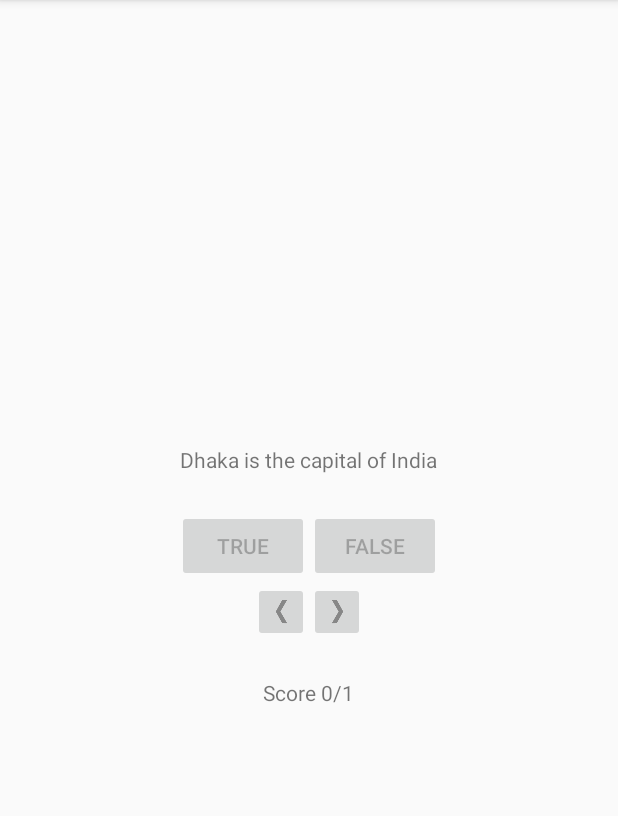
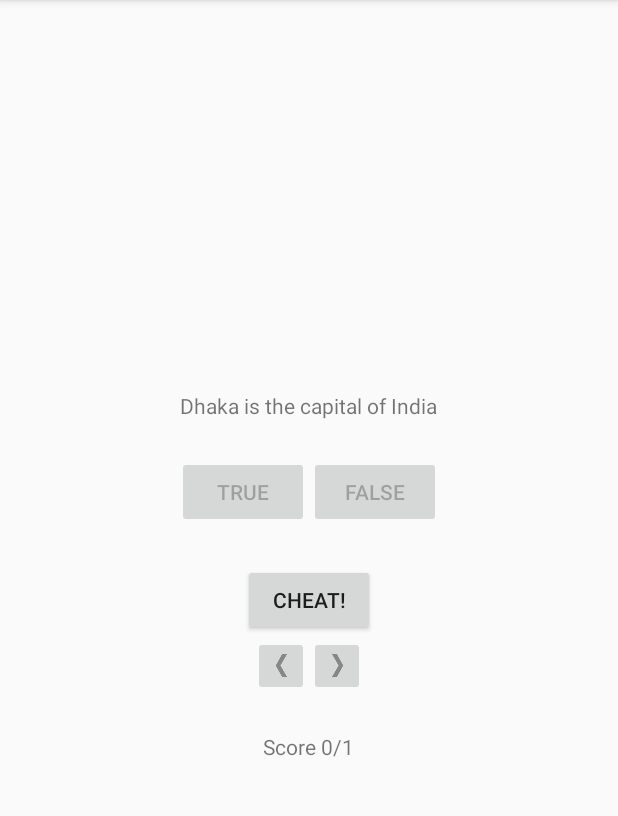
Before and after one commit to himprak/GeoQuiz, an Android app: the screen it shows after launch (MainActivity), after a tap on "TRUE", on a phone screen of 412 x 824 dp, the part 84-900 px from its top. Run offline under Robolectric (Android 15) with nearby library versions, the phone set to English and light mode, and no system bars.

Commit message:
Added a second activity: cheat to know the answer

```diff
--- a/app/build.gradle
+++ b/app/build.gradle
@@ -25,7 +25,7 @@ android {
 
 dependencies {
     implementation fileTree(dir: 'libs', include: ['*.jar'])
-    implementation"org.jetbrains.kotlin:kotlin-stdlib-jdk7:$kotlin_version"
+    implementation "org.jetbrains.kotlin:kotlin-stdlib-jdk7:$kotlin_version"
     implementation 'androidx.appcompat:appcompat:1.0.2'
     implementation 'androidx.core:core-ktx:1.0.2'
     implementation 'androidx.constraintlayout:constraintlayout:1.1.3'
--- a/app/src/main/AndroidManifest.xml
+++ b/app/src/main/AndroidManifest.xml
@@ -9,6 +9,7 @@
         android:roundIcon="@mipmap/ic_launcher_round"
         android:supportsRtl="true"
         android:theme="@style/AppTheme">
+        <activity android:name=".CheatActivity"></activity>
         <activity android:name=".MainActivity">
             <intent-filter>
                 <action android:name="android.intent.action.MAIN" />
--- a/app/src/main/java/com/example/geoquiz/MainActivity.kt
+++ b/app/src/main/java/com/example/geoquiz/MainActivity.kt
@@ -1,5 +1,7 @@
 package com.example.geoquiz
 
+import android.app.Activity
+import android.content.Intent
 import androidx.appcompat.app.AppCompatActivity
 import android.os.Bundle
 import android.os.PersistableBundle
@@ -12,6 +14,7 @@ import android.widget.Toast
 import androidx.lifecycle.ViewModelProviders
 
 private const val TAG = "MainActivity"
+private const val REQUEST_CODE_CHEAT = 0
 
 class MainActivity : AppCompatActivity() {
 
@@ -25,6 +28,8 @@ class MainActivity : AppCompatActivity() {
     private lateinit var prevButton : ImageButton
     private lateinit var questionTextView : TextView
     private lateinit var scoreView : TextView
+    private lateinit var cheatButton : Button
+
 
     override fun onCreate(savedInstanceState: Bundle?) {
         super.onCreate(savedInstanceState)
@@ -41,6 +46,7 @@ class MainActivity : AppCompatActivity() {
         questionTextView = findViewById(R.id.question_text_view)
         scoreView = findViewById(R.id.score_view)
         prevButton = findViewById(R.id.prev_button)
+        cheatButton = findViewById(R.id.cheat_button)
 
         trueButton.setOnClickListener { view: View ->
             checkAnswer(true)
@@ -48,19 +54,32 @@ class MainActivity : AppCompatActivity() {
         falseButton.setOnClickListener { view : View ->
             checkAnswer(false)
         }
-
         nextButton.setOnClickListener {
             quizViewModel.moveToNext()
             updateQuestion()
         }
-
         prevButton.setOnClickListener {
             quizViewModel.moveToPrev()
             updateQuestion()
         }
+        cheatButton.setOnClickListener {
+            val intent = CheatActivity.newIntent(this, quizViewModel.currentQuestionAnswer)
+            startActivityForResult(intent, REQUEST_CODE_CHEAT)
+        }
 
         updateQuestion()
         showScore()
+    }
+
+    override fun onActivityResult(requestCode: Int, resultCode: Int, data: Intent?) {
+        super.onActivityResult(requestCode, resultCode, data)
+        if(resultCode != Activity.RESULT_OK) {
+            return
+        }
+        if(requestCode == REQUEST_CODE_CHEAT) {
+            quizViewModel.isCheater =
+                data?.getBooleanExtra(EXTRA_ANSWER_SHOWN, false) ?: false
+        }
     }
 
     private fun updateQuestion() {
@@ -79,11 +98,12 @@ class MainActivity : AppCompatActivity() {
         quizViewModel.markQuestionAttempted()
         disableAnswers()
         val messageId:Int
-        if(userAnswer == correctAnswer) {
+        if(quizViewModel.isCheater) {
+            messageId = R.string.judgement_toast
+        } else if(userAnswer == correctAnswer) {
             quizViewModel.incrementScore()
             messageId = R.string.correct_toast
-        }
-        else {
+        } else {
             messageId = R.string.incorrect_toast
         }
         showScore()
--- a/app/src/main/java/com/example/geoquiz/QuizViewModel.kt
+++ b/app/src/main/java/com/example/geoquiz/QuizViewModel.kt
@@ -13,6 +13,7 @@ class QuizViewModel : ViewModel() {
     var currentIndex = 0
     val doneIndices = mutableSetOf<Int>()
     var score = 0
+    var isCheater = false
 
     val currentQuestionText: Int
       get() = questionBank[currentIndex].textResId
--- a/app/src/main/res/layout-land/activity_main.xml
+++ b/app/src/main/res/layout-land/activity_main.xml
@@ -31,6 +31,15 @@
 
     </LinearLayout>
 
+    <Button
+        android:id="@+id/cheat_button"
+        android:layout_width="wrap_content"
+        android:layout_height="wrap_content"
+        android:layout_gravity="bottom|center_horizontal"
+        android:text="@string/cheat_button">
+    </Button>
+
+
     <LinearLayout
         android:layout_width="wrap_content"
         android:layout_height="wrap_content"
--- a/app/src/main/res/layout/activity_main.xml
+++ b/app/src/main/res/layout/activity_main.xml
@@ -33,6 +33,14 @@
 
     </LinearLayout>
 
+    <Button
+        android:id="@+id/cheat_button"
+        android:layout_width="wrap_content"
+        android:layout_height="wrap_content"
+        android:layout_marginTop="24dp"
+        android:text="@string/cheat_button">
+    </Button>
+
     <LinearLayout
         android:layout_width="wrap_content"
         android:layout_height="wrap_content"
--- a/app/src/main/res/values/strings.xml
+++ b/app/src/main/res/values/strings.xml
@@ -12,4 +12,8 @@
     <string name="correct_toast">Correct!</string>
     <string name="incorrect_toast">Incorrect!</string>
     <string name="initial_score">Score 0/0</string>
+    <string name="warning_text">Are you sure you want to do this?</string>
+    <string name="show_answer_button">Show answer</string>
+    <string name="cheat_button">Cheat!</string>
+    <string name="judgement_toast">Cheating is wrong</string>
 </resources>
```
